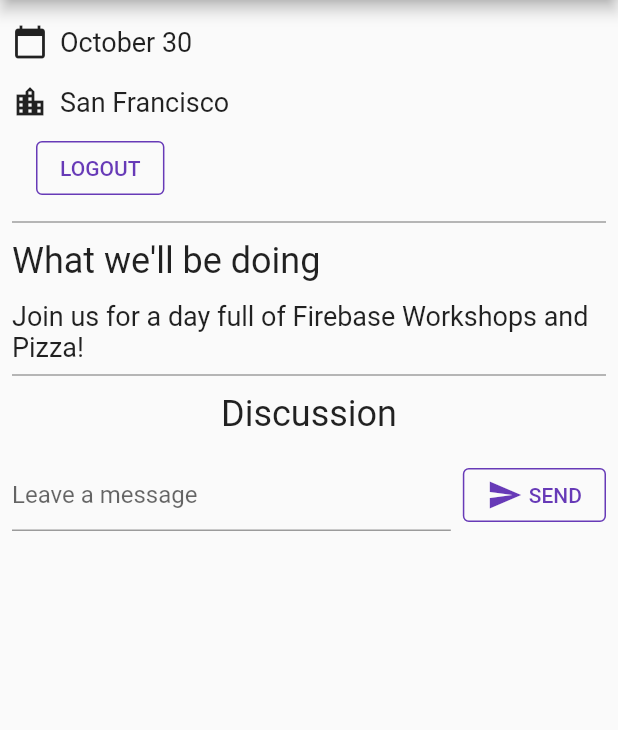
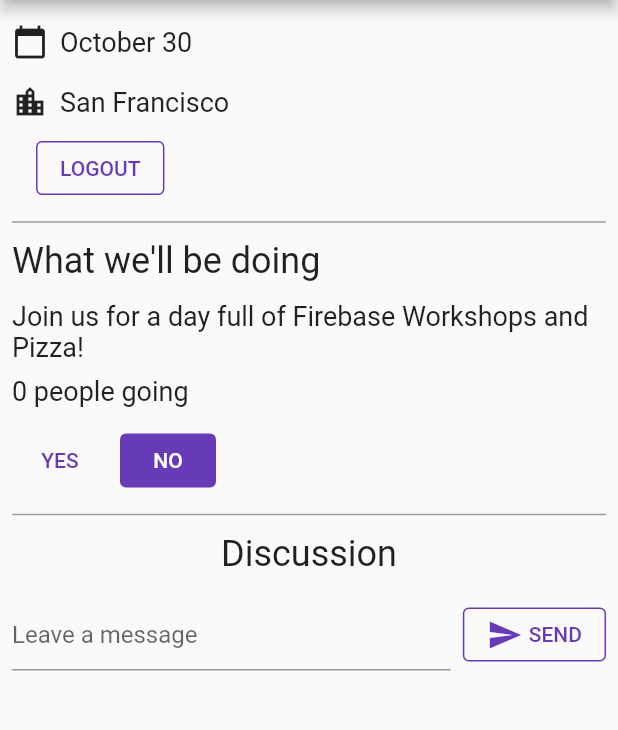
Before and after one commit to Muhammad-Abubakr/Flutter-Firebase-with-BLoC, a Flutter app: the screen it shows once a user with an empty profile is signed in, on a phone screen of 412 x 824 dp, the part 84-814 px from its top. Run offline on Flutter 3.47's test engine with Material 2 defaults, Android fonts, the phone set to English and light mode, and no system bars; our stand-ins replace cloud_firestore, equatable, firebase_auth, firebase_core, flutter_bloc, google_fonts; missing offline and left inert: cloud_firestore_web, firebase_auth_web, firebase_core_web; accounts and stored records are empty.

Commit message:
revision-2

```diff
--- /dev/null
+++ b/lib/bloc/attendees_bloc.dart
@@ -0,0 +1,81 @@
+import 'dart:async';
+
+import 'package:cloud_firestore/cloud_firestore.dart';
+import 'package:equatable/equatable.dart';
+import 'package:firebase_auth/firebase_auth.dart';
+import 'package:flutter_bloc/flutter_bloc.dart';
+import 'user_bloc.dart';
+
+part 'attendees_event.dart';
+part 'attendees_state.dart';
+
+class AttendeesBloc extends Bloc<AttendeesEvent, AttendeesState> {
+  // getting userBloc which we will receive as an argument
+  final UserBloc _userBloc;
+  late User? _user;
+
+  AttendeesBloc(this._userBloc) : super(const AttendeesInitial(0, false)) {
+    // abstracting the user from the UserBloc/UserState
+    _user = _userBloc.state.user;
+    // subscribe to the user stream
+    _userBloc.stream.listen((userState) {
+      _user = userState.user;
+
+      // check if the user != null fetch attendees
+      if (_user != null) {
+        _fetchAttendees();
+      } else {
+        add(ResetAttendees());
+      }
+    });
+
+    // registering event handlers
+    on<_FetchedAttendees>(
+        (event, emit) => emit(AttendeesUpdate(event.attendees, event.isAttending)));
+    on<AddAttendee>(_onAddAttendee);
+    on<RemoveAttendee>(_onRemoveAttendee);
+    on<ResetAttendees>((event, emit) => emit(const AttendeesInitial(0, false)));
+  }
+
+  FutureOr<void> _onAddAttendee(AddAttendee event, Emitter<AttendeesState> emit) async {
+    // The user will definitely not be null if they will be seeing the UI elements
+    // to manipulate this BLoC's state but just for safety if there are changes in
+    // the code we are relying on not to add a check, we will add a check
+    if (_user != null) {
+      // update the firebasefirestore
+      DocumentReference newDocRef =
+          FirebaseFirestore.instance.collection('attendees').doc(_user!.uid);
+      await newDocRef.set({'attending': true});
+    }
+  }
+
+  FutureOr<void> _onRemoveAttendee(RemoveAttendee event, Emitter<AttendeesState> emit) async {
+    // The user will definitely not be null if they will be seeing the UI elements
+    // to manipulate this BLoC's state but just for safety if there are changes in
+    // the code we are relying on not to add a check, we will add a check
+    if (_user != null) {
+      await FirebaseFirestore.instance.doc('attendees/${_user!.uid}').delete();
+    }
+  }
+
+  void _fetchAttendees() {
+    // fetching the attendees from the firebase
+
+    FirebaseFirestore.instance
+        .collection('attendees')
+        .snapshots()
+        .listen((collectionSnapshot) {
+      bool isAttending = false;
+
+      for (var doc in collectionSnapshot.docs) {
+        if (doc.id == _user!.uid) {
+          isAttending = true;
+          break;
+        }
+      }
+      int attendees = collectionSnapshot.size;
+
+      add(_FetchedAttendees(attendees, isAttending));
+    });
+  }
+}
--- /dev/null
+++ b/lib/bloc/attendees_event.dart
@@ -0,0 +1,16 @@
+part of 'attendees_bloc.dart';
+
+abstract class AttendeesEvent {}
+
+class AddAttendee implements AttendeesEvent {}
+
+class RemoveAttendee implements AttendeesEvent {}
+
+class ResetAttendees implements AttendeesEvent {}
+
+class _FetchedAttendees implements AttendeesEvent {
+  final int attendees;
+  final bool isAttending;
+
+  _FetchedAttendees(this.attendees, this.isAttending);
+}
--- /dev/null
+++ b/lib/bloc/attendees_state.dart
@@ -0,0 +1,19 @@
+part of 'attendees_bloc.dart';
+
+abstract class AttendeesState extends Equatable {
+  final bool isAttending;
+  final int attendees;
+
+  const AttendeesState(this.attendees, this.isAttending);
+
+  @override
+  List<Object> get props => [attendees];
+}
+
+class AttendeesInitial extends AttendeesState {
+  const AttendeesInitial(super.attendees, super.isAttending);
+}
+
+class AttendeesUpdate extends AttendeesState {
+  const AttendeesUpdate(super.attendees, super.isAttending);
+}
--- a/lib/bloc/user_state.dart
+++ b/lib/bloc/user_state.dart
@@ -1,5 +1,3 @@
-// I think this user bloc thing is not really necessary. It's not really actually doing anything. You can just have 1 auth bloc.
-
 part of 'user_bloc.dart';
 
 abstract class UserState extends Equatable {
--- a/lib/cubit/guestbook_cubit.dart
+++ b/lib/cubit/guestbook_cubit.dart
@@ -26,6 +26,7 @@ class GuestbookCubit extends Cubit<GuestbookState> {
 
     // we will only fetch the data if the user is logged in
     if (_user != null) {
+      print("guestbook cubit => ${_user}");
       fetchGuestbookData();
     }
   }
@@ -36,9 +37,10 @@ class GuestbookCubit extends Cubit<GuestbookState> {
     _guestbookSubscription = FirebaseFirestore.instance
         .collection('guestbook')
         .orderBy('timestamp', descending: true)
+        .limit(10)
         .snapshots()
         .listen((snapshot) {
-      // creating a list of map of string, dynamic to temporarily
+      // creating a List of Guestbook to temporarily
       // store the querysnapshot instance
       List<Guestbook> tempStorage = [];
 
--- a/lib/main.dart
+++ b/lib/main.dart
@@ -1,11 +1,11 @@
-/*
-You don't need context.watch inside a bloc builder.
-*/
+import 'dart:math';
 
+import 'package:firebase_auth/firebase_auth.dart';
 import 'package:flutter/material.dart';
 import 'package:flutter_bloc/flutter_bloc.dart';
 import 'package:google_fonts/google_fonts.dart';
 
+import 'bloc/attendees_bloc.dart';
 import 'bloc/authentication_bloc.dart';
 import 'bloc/user_bloc.dart';
 import 'cubit/guestbook_cubit.dart';
@@ -37,6 +37,9 @@ class App extends StatelessWidget {
         ),
         BlocProvider<GuestbookCubit>(
           create: (context) => GuestbookCubit(context.read<UserBloc>()),
+        ),
+        BlocProvider<AttendeesBloc>(
+          create: (context) => AttendeesBloc(context.read<UserBloc>()),
         )
       ],
       child: MaterialApp(
@@ -84,18 +87,40 @@ class HomePage extends StatelessWidget {
           const Paragraph(
             'Join us for a day full of Firebase Workshops and Pizza!',
           ),
-          const Divider(
-            height: 8,
-            thickness: 1,
-            indent: 8,
-            endIndent: 8,
-            color: Colors.grey,
-          ),
-          BlocBuilder<UserBloc, UserState>(
-            builder: (context, state) {
+          Builder(
+            builder: (context) {
+              final User? user = context.select<UserBloc, User?>((bloc) => bloc.state.user);
+              final AttendeesBloc attendessBloc = context.watch<AttendeesBloc>();
+
               return Column(
                 children: <Widget>[
-                  if (context.watch<UserBloc>().state.user != null) ...[
+                  if (user != null) ...[
+                    Align(
+                      alignment: Alignment.centerLeft,
+                      child: Paragraph('${attendessBloc.state.attendees} people going'),
+                    ),
+                    YesNoSelection(
+                        state: attendessBloc.state.isAttending ? Attending.yes : Attending.no,
+                        onSelection: (selection) {
+                          switch (selection) {
+                            case Attending.no:
+                              attendessBloc.add(RemoveAttendee());
+                              break;
+
+                            case Attending.yes:
+                              attendessBloc.add(AddAttendee());
+                              break;
+                            default:
+                              print('this should not be happening');
+                          }
+                        }),
+                    const Divider(
+                      height: 8,
+                      thickness: 1,
+                      indent: 8,
+                      endIndent: 8,
+                      color: Colors.grey,
+                    ),
                     const Header('Discussion'),
                     GuestBook(
                       addMessage: (message) =>
--- a/lib/widgets/authentication.dart
+++ b/lib/widgets/authentication.dart
@@ -1,8 +1,3 @@
-/*
-I think you should review the different bloc builders available.
-https://bloclibrary.dev/#/flutterbloccoreconcepts?id=bloc-widgets
-*/
-
 import 'package:flutter/material.dart';
 import 'package:flutter_bloc/flutter_bloc.dart';
 
--- a/lib/widgets/widgets.dart
+++ b/lib/widgets/widgets.dart
@@ -18,6 +18,73 @@ class Header extends StatelessWidget {
           style: const TextStyle(fontSize: 24),
         ),
       );
+}
+
+enum Attending { yes, no }
+
+class YesNoSelection extends StatelessWidget {
+  const YesNoSelection({required this.state, required this.onSelection});
+  final Attending state;
+  final void Function(Attending selection) onSelection;
+
+  @override
+  Widget build(BuildContext context) {
+    switch (state) {
+      case Attending.yes:
+        return Padding(
+          padding: const EdgeInsets.all(8.0),
+          child: Row(
+            children: [
+              ElevatedButton(
+                style: ElevatedButton.styleFrom(elevation: 0),
+                onPressed: () => onSelection(Attending.yes),
+                child: const Text('YES'),
+              ),
+              const SizedBox(width: 8),
+              TextButton(
+                onPressed: () => onSelection(Attending.no),
+                child: const Text('NO'),
+              ),
+            ],
+          ),
+        );
+      case Attending.no:
+        return Padding(
+          padding: const EdgeInsets.all(8.0),
+          child: Row(
+            children: [
+              TextButton(
+                onPressed: () => onSelection(Attending.yes),
+                child: const Text('YES'),
+              ),
+              const SizedBox(width: 8),
+              ElevatedButton(
+                style: ElevatedButton.styleFrom(elevation: 0),
+                onPressed: () => onSelection(Attending.no),
+                child: const Text('NO'),
+              ),
+            ],
+          ),
+        );
+      default:
+        return Padding(
+          padding: const EdgeInsets.all(8.0),
+          child: Row(
+            children: [
+              StyledButton(
+                onPressed: () => onSelection(Attending.yes),
+                child: const Text('YES'),
+              ),
+              const SizedBox(width: 8),
+              StyledButton(
+                onPressed: () => onSelection(Attending.no),
+                child: const Text('NO'),
+              ),
+            ],
+          ),
+        );
+    }
+  }
 }
 
 class GuestBook extends StatefulWidget {
```
Also changed, not shown: lib/bloc/authentication_bloc.dart (+0 -12 lines), lib/bloc/authentication_state.dart (+0 -24 lines), lib/models/attendee.dart (added, +12 -0 lines), lib/firebase_options.dart, pubspec.lock (added), 3 other files.
